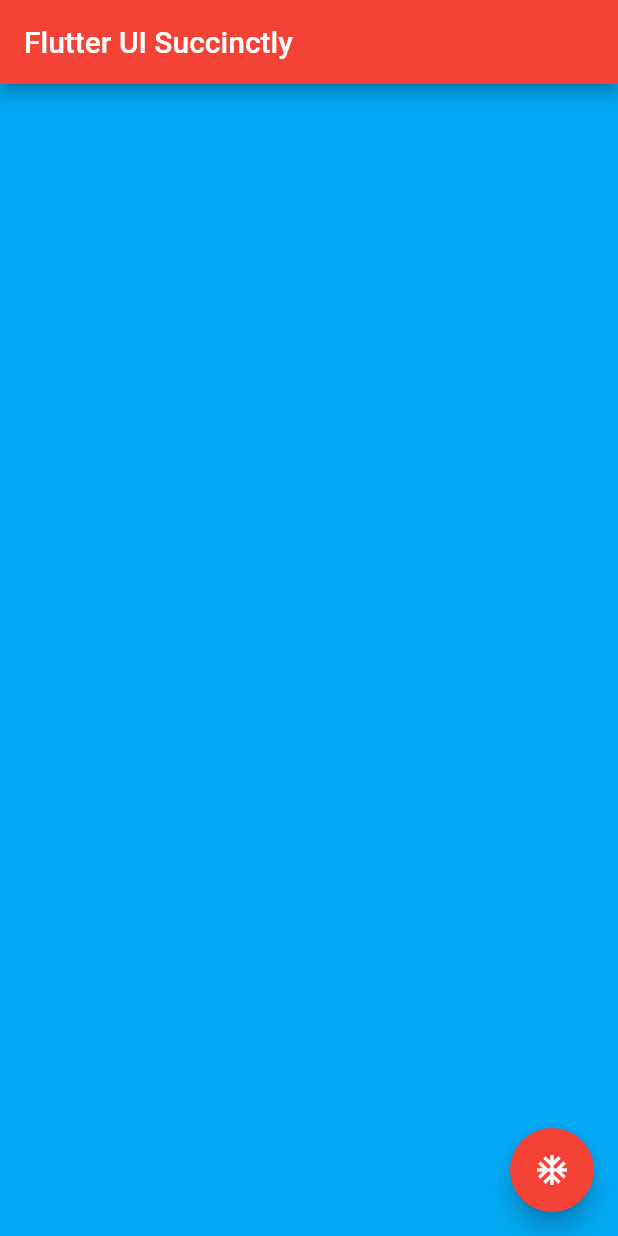
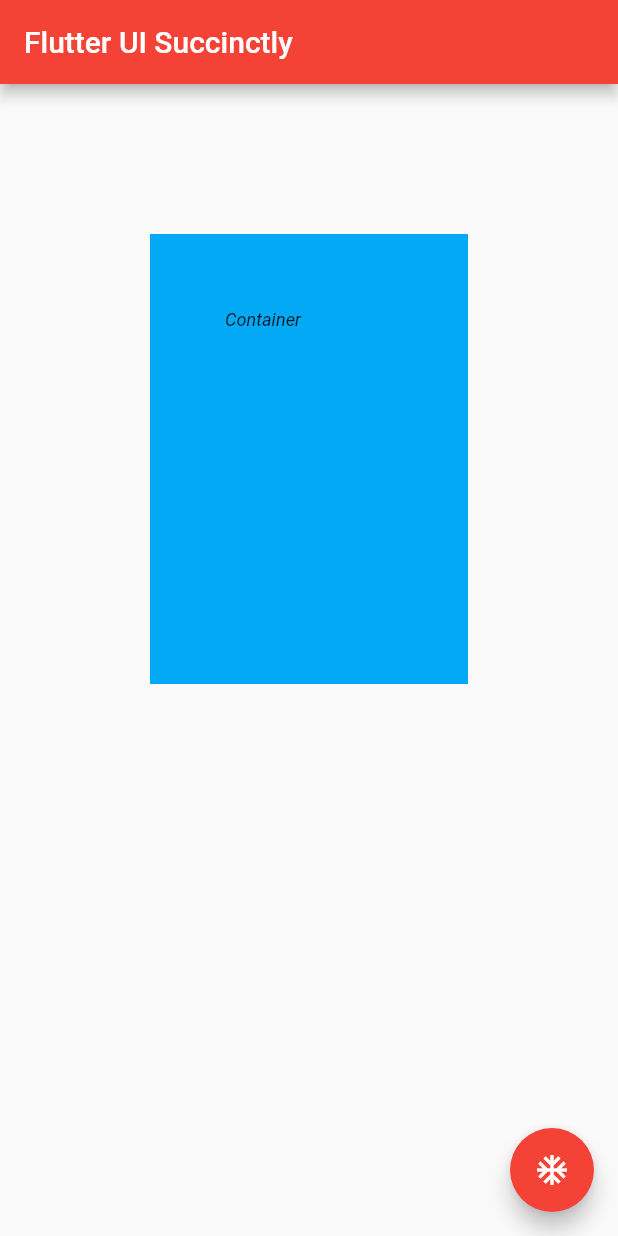
Before and after one commit to Zahranabella/flutter_ui, a Flutter app: the screen it shows after launch, on a phone screen of 412 x 824 dp. Run offline on Flutter 3.47's test engine with Material 2 defaults, Android fonts, the phone set to English and light mode, and no system bars.

Commit message:
container-2

```diff
--- a/lib/main.dart
+++ b/lib/main.dart
@@ -14,7 +14,12 @@ class MyApp extends StatelessWidget {
           title: const Text('Flutter UI Succinctly'),
         ),
         body: Container(
+          margin: const EdgeInsets.all(100),
+          padding: const EdgeInsets.all(50),
+          width: 300,
+          height: 300,
           color: Colors.lightBlue,
+          child: const Text('Container'),
         ),
         floatingActionButton: FloatingActionButton(
           child: const Icon(Icons.ac_unit),
```
